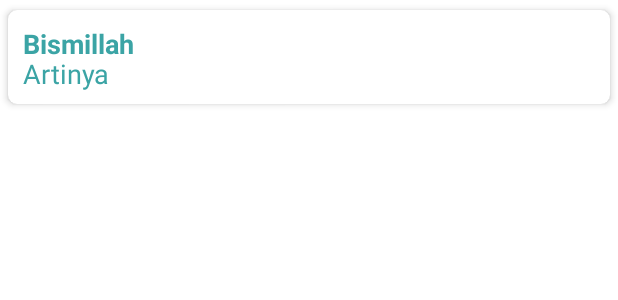
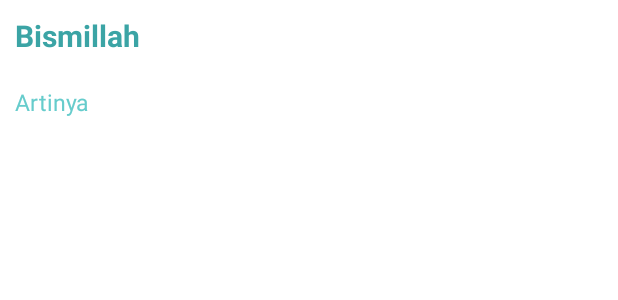
Before and after one commit to Fahmi0604/MyMushaf_QuranPocket, an Android app: the layout item_list.xml on its own in the app's theme, with its tools: preview values and no code run, on a phone screen of 412 x 824 dp. Shown: the top 300 px of the screen. Run offline under Robolectric (Android 15) with nearby library versions, the phone set to English and light mode, and no system bars.

Commit message:
add feature media player for play surah audio

```diff
--- a/app/src/main/java/com/example/mymushaf/adapter/SurahAdapter.java
+++ b/app/src/main/java/com/example/mymushaf/adapter/SurahAdapter.java
@@ -18,7 +18,6 @@ import java.util.List;
 
 public class SurahAdapter extends RecyclerView.Adapter<SurahAdapter.SurahAdapterViewHolder> {
 
-    FragmentQuranBinding fragmentQuranBinding;
     private Context context;
     private Surah surahList;
 
--- /dev/null
+++ b/app/src/main/res/drawable/ic_baseline_pause_circle_24.xml
@@ -0,0 +1,5 @@
+<vector android:height="24dp" android:tint="#3BA4A5"
+    android:viewportHeight="24" android:viewportWidth="24"
+    android:width="24dp" xmlns:android="http://schemas.android.com/apk/res/android">
+    <path android:fillColor="@android:color/white" android:pathData="M12,2C6.48,2 2,6.48 2,12s4.48,10 10,10s10,-4.48 10,-10S17.52,2 12,2zM11,16H9V8h2V16zM15,16h-2V8h2V16z"/>
+</vector>
--- /dev/null
+++ b/app/src/main/res/drawable/ic_baseline_play_circle_24.xml
@@ -0,0 +1,5 @@
+<vector android:height="24dp" android:tint="#3BA4A5"
+    android:viewportHeight="24" android:viewportWidth="24"
+    android:width="24dp" xmlns:android="http://schemas.android.com/apk/res/android">
+    <path android:fillColor="@android:color/white" android:pathData="M12,2C6.48,2 2,6.48 2,12s4.48,10 10,10s10,-4.48 10,-10S17.52,2 12,2zM9.5,16.5v-9l7,4.5L9.5,16.5z"/>
+</vector>
--- /dev/null
+++ b/app/src/main/res/drawable/ic_baseline_refresh_24.xml
@@ -0,0 +1,5 @@
+<vector android:height="24dp" android:tint="#3BA4A5"
+    android:viewportHeight="24" android:viewportWidth="24"
+    android:width="24dp" xmlns:android="http://schemas.android.com/apk/res/android">
+    <path android:fillColor="@android:color/white" android:pathData="M17.65,6.35C16.2,4.9 14.21,4 12,4c-4.42,0 -7.99,3.58 -7.99,8s3.57,8 7.99,8c3.73,0 6.84,-2.55 7.73,-6h-2.08c-0.82,2.33 -3.04,4 -5.65,4 -3.31,0 -6,-2.69 -6,-6s2.69,-6 6,-6c1.66,0 3.14,0.69 4.22,1.78L13,11h7V4l-2.35,2.35z"/>
+</vector>
--- a/app/src/main/res/layout/item_list.xml
+++ b/app/src/main/res/layout/item_list.xml
@@ -1,33 +1,33 @@
 <?xml version="1.0" encoding="utf-8"?>
-<androidx.cardview.widget.CardView xmlns:android="http://schemas.android.com/apk/res/android"
+<androidx.constraintlayout.widget.ConstraintLayout xmlns:android="http://schemas.android.com/apk/res/android"
+    xmlns:app="http://schemas.android.com/apk/res-auto"
     xmlns:tools="http://schemas.android.com/tools"
     android:layout_width="match_parent"
-    android:layout_height="wrap_content"
-    app:cardUseCompatPadding="true"
-    app:cardElevation="3dp"
-    app:cardCornerRadius="6dp"
-    xmlns:app="http://schemas.android.com/apk/res-auto">
+    android:layout_height="wrap_content">
 
     <TextView
         android:id="@+id/text"
         android:layout_width="match_parent"
         android:layout_height="wrap_content"
-        android:layout_marginTop="10dp"
-        android:layout_marginStart="10dp"
+        android:padding="10dp"
         android:text="Bismillah"
         android:textColor="@color/secondary"
+        android:textSize="20sp"
         android:textStyle="bold"
-        android:textSize="18sp" />
+        app:layout_constraintEnd_toEndOf="parent"
+        app:layout_constraintStart_toStartOf="parent"
+        app:layout_constraintTop_toTopOf="parent" />
 
     <TextView
         android:id="@+id/translation_id"
         android:layout_width="match_parent"
         android:layout_height="wrap_content"
-        android:layout_marginTop="30dp"
-        android:layout_marginBottom="8dp"
-        android:layout_marginStart="10dp"
-        android:textSize="18sp"
+        android:padding="10dp"
         android:text="Artinya"
-        android:textColor="@color/secondary" />
+        android:textColor="@color/main"
+        android:textSize="15sp"
+        app:layout_constraintEnd_toEndOf="parent"
+        app:layout_constraintStart_toStartOf="parent"
+        app:layout_constraintTop_toBottomOf="@+id/text" />
 
-</androidx.cardview.widget.CardView>
+</androidx.constraintlayout.widget.ConstraintLayout>
--- a/app/src/main/res/values/themes.xml
+++ b/app/src/main/res/values/themes.xml
@@ -2,8 +2,8 @@
     <!-- Base application theme. -->
     <style name="Theme.MyMushaf" parent="Theme.MaterialComponents.DayNight.NoActionBar">
         <!-- Primary brand color. -->
-        <item name="colorPrimary">@color/purple_500</item>
-        <item name="colorPrimaryVariant">@color/purple_700</item>
+        <item name="colorPrimary">@color/main</item>
+        <item name="colorPrimaryVariant">@color/secondary</item>
         <item name="colorOnPrimary">@color/white</item>
         <!-- Secondary brand color. -->
         <item name="colorSecondary">@color/teal_200</item>
```
Also changed, not shown: app/src/main/java/com/example/mymushaf/QuranFragment.java (+66 -9 lines), app/src/main/java/com/example/mymushaf/models/Surah.java (+22 -0 lines), app/src/main/java/com/example/mymushaf/models/Surah_recitations.java (added, +28 -0 lines), app/src/main/res/layout/fragment_quran.xml (+112 -45 lines), app/src/main/res/drawable/frame_number.png (added), app/src/main/res/drawable/quran.png (added).
